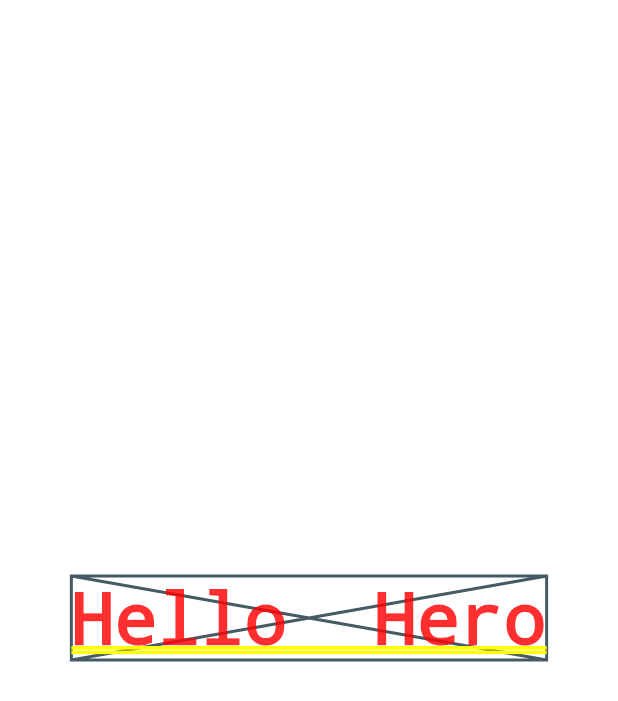
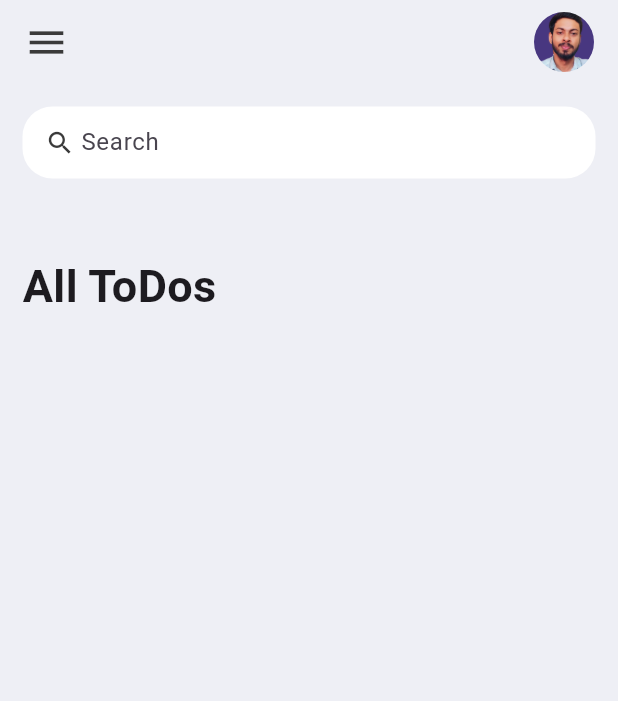
Before and after one commit to AnantKumarSingh26/TodoApp, a Flutter app: the screen it shows after launch, on a phone screen of 412 x 824 dp. Shown: the top 701 px of the screen. Run offline on Flutter 3.47's test engine with Material 3 defaults, Android fonts, the phone set to English and light mode, and no system bars.

Commit message:
Home Screens

```diff
--- a/lib/screens/home.dart
+++ b/lib/screens/home.dart
@@ -1,4 +1,5 @@
 import 'package:flutter/material.dart';
+import 'package:todo_app/constants/colors.dart';
 
 class Home extends StatelessWidget {
   const Home({super.key});
@@ -6,8 +7,67 @@ class Home extends StatelessWidget {
   @override
   Widget build(BuildContext context) {
     return Center(
-      child: const Placeholder(
-        child: Text('Hello  Hero'),
+      child: Scaffold(
+        backgroundColor: tdBGColor,
+        appBar: _buildAppBar(),
+        body: Container(
+          padding: EdgeInsets.symmetric(horizontal: 15,vertical: 15),
+          child: Column(children: [searchBox(),
+              Expanded(
+                child: ListView(
+                  children: [
+                    Container(
+                      margin: EdgeInsets.only(top :50,bottom: 20),
+                      child: Text(
+                        'All ToDos',style: TextStyle(fontSize: 30,fontWeight: FontWeight.bold),
+                      ),
+                    )
+                  ],
+                ),
+              )
+            ]
+          ),
+        ),
+      ),
+    );
+  }
+// +++----------   Search Box ------------+++
+  Widget searchBox() {
+    return Container(
+      padding: EdgeInsets.symmetric(horizontal: 15),
+      decoration: BoxDecoration(
+        color: Colors.white,
+        borderRadius: BorderRadius.circular(20),
+      ),
+      child: TextField(
+        decoration: InputDecoration(
+          contentPadding: EdgeInsets.all(0),
+          prefixIcon: Icon(Icons.search, color: tdBlack, size: 20),
+          prefixIconConstraints: BoxConstraints(maxHeight: 20, maxWidth: 25),
+          border: InputBorder.none,
+          hintText: 'Search',
+        ),
+      ),
+    );
+  }
+
+  // --------++++++     App Bar Method    ++++++------------
+  AppBar _buildAppBar() {
+    return AppBar(
+      backgroundColor: tdBGColor,
+      title: Row(
+        mainAxisAlignment: MainAxisAlignment.spaceBetween,
+        children: [
+          Icon(Icons.menu, color: tdBlack, size: 30),
+          Container(
+            height: 40,
+            width: 40,
+            child: ClipRRect(
+              borderRadius: BorderRadiusGeometry.circular(20),
+              child: Image.asset('assets/images/profile.png'),
+            ),
+          ),
+        ],
       ),
     );
   }
--- a/pubspec.yaml
+++ b/pubspec.yaml
@@ -62,7 +62,8 @@ flutter:
 
   # To add assets to your application, add an assets section, like this:
   assets:
-    - assets\image.png
+  - assets/
+  - assets/images/
   #   - images/a_dot_ham.jpeg
 
   # An image asset can refer to one or more resolution-specific "variants", see
```
Also changed, not shown: assets/images/profile.png (added), s.jpg (deleted).
